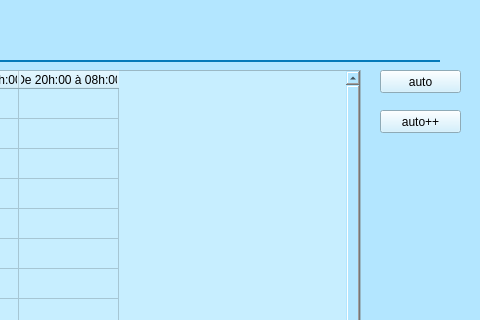
Old version of the form user_interfaces/planing_garde.ui in the repository otmanLAHRECHE/Garde_advanced; both pictures show x 320 to 800 and y 0 to 320 of the 800 by 600 pixel window.
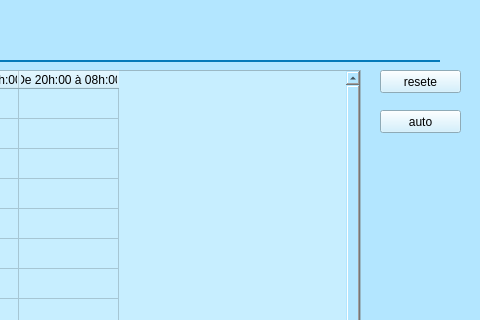
New version of the form.

Patch:
```diff
--- a/user_interfaces/planing_garde.ui
+++ b/user_interfaces/planing_garde.ui
@@ -294,7 +294,7 @@
      <string notr="true">background-color: rgb(199, 238, 255);</string>
     </property>
     <property name="text">
-     <string>auto</string>
+     <string>resete</string>
     </property>
    </widget>
    <widget class="QPushButton" name="pushButton_2">
@@ -342,7 +342,7 @@
      <string notr="true">background-color: rgb(199, 238, 255);</string>
     </property>
     <property name="text">
-     <string>auto++</string>
+     <string>auto</string>
     </property>
    </widget>
   </widget>
```
